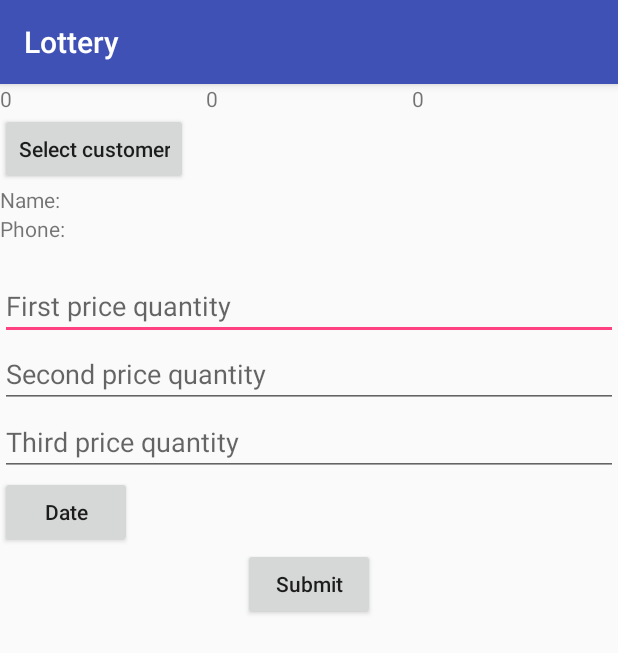
After one commit to Vishnuneelancheri/Lottery, an Android app: the CashInActivity screen opened directly, with no data from a screen before it, on a phone screen of 412 x 824 dp. The commit adds this screen. Shown: the top 653 px of the screen. Run offline under Robolectric (Android 15) with nearby library versions, the phone set to English and light mode, and no system bars.

Commit message:
first commit

```diff
--- a/app/src/main/AndroidManifest.xml
+++ b/app/src/main/AndroidManifest.xml
@@ -20,7 +20,8 @@
         <activity android:name=".add_view_user.AddUserActivity" />
         <activity android:name=".add_view_user.ViewCustomerActivity" />
         <activity android:name=".home.HomeActivity" />
-        <activity android:name=".settings.NewSettingsActivity"></activity>
+        <activity android:name=".settings.NewSettingsActivity" />
+        <activity android:name=".cash_in.CashInActivity" />
     </application>
 
 </manifest>
--- /dev/null
+++ b/app/src/main/java/com/mainproject/vishnu_neelancheri/lottery/cash_in/CashInActivity.java
@@ -0,0 +1,97 @@
+package com.mainproject.vishnu_neelancheri.lottery.cash_in;
+
+import android.app.DatePickerDialog;
+import android.content.Intent;
+import android.support.v7.app.AppCompatActivity;
+import android.os.Bundle;
+import android.view.View;
+import android.widget.DatePicker;
+import android.widget.EditText;
+import android.widget.TextView;
+
+import com.mainproject.vishnu_neelancheri.lottery.R;
+import com.mainproject.vishnu_neelancheri.lottery.add_view_user.CustomerDetails;
+import com.mainproject.vishnu_neelancheri.lottery.add_view_user.ViewCustomerActivity;
+import com.mainproject.vishnu_neelancheri.lottery.dao.SettingsDao;
+import com.mainproject.vishnu_neelancheri.lottery.settings.SettingsDetails;
+
+import java.util.Calendar;
+
+public class CashInActivity extends AppCompatActivity implements View.OnClickListener{
+    private final int SELECT_CUSTOMER_REQUEST = 100;
+    private TextView mTxtName, mTxtPhone, mTxtShortCode;
+    private EditText mEdtFirstPrizeQuantity, mEdtSecondPrizeQuantity, mEdtdThirdPrizeQuantity;
+    @Override
+    protected void onCreate(Bundle savedInstanceState) {
+        super.onCreate(savedInstanceState);
+        setContentView(R.layout.activity_cash_in);
+
+        findViewById( R.id.btn_select_cust ).setOnClickListener( this );
+        findViewById( R.id.btn_choose_date ).setOnClickListener( this );
+        findViewById( R.id.btn_submit ).setOnClickListener( this );
+
+        mTxtName = findViewById( R.id.txt_cust_name );
+        mTxtPhone = findViewById( R.id.txt_cust_phone );
+        mTxtShortCode = findViewById( R.id.txt_cust_code );
+
+        mEdtFirstPrizeQuantity = findViewById( R.id.edt_txt_first_prize_qty );
+        mEdtSecondPrizeQuantity = findViewById( R.id.edt_txt_second_prize_qty );
+        mEdtdThirdPrizeQuantity = findViewById( R.id.edt_txt_third_prize_qty );
+
+        loadSettings();
+    }
+    private void loadSettings(){
+        TextView txtFirstPrize = findViewById( R.id.txt_settings_first_prize );
+        TextView txtSecondPrize = findViewById( R.id.txt_settings_second_prize );
+        TextView txtThirdPrize = findViewById( R.id.txt_settings_third_prize );
+
+        SettingsDetails settingsDetails = SettingsDao.getInstance().getLastSettings( this );
+        txtFirstPrize.setText( Integer.toString( settingsDetails.getFirst_price() ) );
+        txtSecondPrize.setText( Integer.toString( settingsDetails.getSecond_price() ) );
+        txtThirdPrize.setText( Integer.toString( settingsDetails.getThird_price() ) );
+
+    }
+
+    @Override
+    public void onClick( View view ){
+        switch ( view.getId() ){
+            case R.id.btn_select_cust:{
+                Intent intent = new Intent( CashInActivity.this, ViewCustomerActivity.class );
+                Bundle bundle = new Bundle();
+                bundle.putBoolean( getString( R.string.app_name ), true );
+                intent.putExtras( bundle );
+                startActivityForResult( intent, SELECT_CUSTOMER_REQUEST );
+            }
+            break;
+            case R.id.btn_choose_date:{
+                selectDate();
+            }
+            break;
+        }
+    }
+    @Override
+    protected void onActivityResult(int requestCode, int resultCode, Intent data){
+        super.onActivityResult( requestCode, resultCode, data);
+        if ( requestCode == SELECT_CUSTOMER_REQUEST ){
+            if ( resultCode == RESULT_OK ){
+                CustomerDetails customerDetails = data.getParcelableExtra( getString( R.string.app_name ) );
+                if ( customerDetails != null ){
+                    mTxtName.setText( customerDetails.getName() );
+                    mTxtPhone.setText( customerDetails.getMobile() );
+                    mTxtShortCode.setText( customerDetails.getCode() );
+                }
+            }
+        }
+    }
+    private void selectDate(){
+        Calendar calendar = Calendar.getInstance();
+        new DatePickerDialog(CashInActivity.this, new DatePickerDialog.OnDateSetListener() {
+            @Override
+            public void onDateSet(DatePicker datePicker, int i, int i1, int i2) {
+
+            }
+        }, calendar
+                .get(Calendar.YEAR), calendar.get(Calendar.MONTH),
+                calendar.get(Calendar.DAY_OF_MONTH)).show();
+    }
+}
--- a/app/src/main/java/com/mainproject/vishnu_neelancheri/lottery/dao/CustomerDao.java
+++ b/app/src/main/java/com/mainproject/vishnu_neelancheri/lottery/dao/CustomerDao.java
@@ -34,14 +34,16 @@ public class CustomerDao {
     private static final String KEY_MOBILE = "mobile";
     private static final String KEY_EMAIL = "email";
     private static final String KEY_CODE = "customer_code";
+    private static final String KEY_OPENING_BALANCE = "opening_balance";
 
     public static final String SQL_CREATE_ENTRIES_CUSTOMER_TABLE= " CREATE TABLE IF NOT EXISTS "+ TABLE_CUSTOMER+" ( "
             +KEY_ID+ " INTEGER PRIMARY KEY AUTOINCREMENT NOT NULL,"
             +KEY_NAME+ " varchar(200), "
             +KEY_MOBILE+ " varchar(10), "
             +KEY_EMAIL+ " varchar(200), "
+            +KEY_OPENING_BALANCE + " integer, "
             +KEY_CODE+ " varchar(25) UNIQUE NOT NULL )";
-    public   long customerRegistraion(CustomerDetails customerDetails, Context context ){
+    public  long customerRegistraion(CustomerDetails customerDetails, Context context ){
         String[] column = {KEY_ID};
         String selection = KEY_MOBILE + " = ? ";
         String[] selectionArg = { customerDetails.getMobile() };
--- a/app/src/main/java/com/mainproject/vishnu_neelancheri/lottery/dao/SettingsDao.java
+++ b/app/src/main/java/com/mainproject/vishnu_neelancheri/lottery/dao/SettingsDao.java
@@ -4,6 +4,7 @@ import android.content.ContentValues;
 import android.content.Context;
 import android.database.Cursor;
 
+import com.mainproject.vishnu_neelancheri.lottery.cash_in.CashInDetails;
 import com.mainproject.vishnu_neelancheri.lottery.db.LotteryDb;
 import com.mainproject.vishnu_neelancheri.lottery.settings.SettingsDetails;
 
@@ -58,4 +59,19 @@ public class SettingsDao {
         String[] selectionArg = {date};
         return LotteryDb.getInstance( context ).query( TABLE_SETTINGS, column, selectin, selectionArg );
     }
+
+    public SettingsDetails getLastSettings(Context context ){
+        String[] column = { KEY_ID, KEY_PRICE1, KEY_PRICE2, KEY_PRICE3 };
+        String selectin = null;
+        String[] selectionArg = null;
+        Cursor cursor =  LotteryDb.getInstance( context ).query( TABLE_SETTINGS, column, selectin, selectionArg );
+        SettingsDetails settingsDetails = new SettingsDetails();
+        if ( cursor.getCount() > 0 && cursor.moveToLast() ){
+             settingsDetails.setId( cursor.getInt( cursor.getColumnIndex( KEY_ID ) ) );
+             settingsDetails.setFirst_price( cursor.getInt( cursor.getColumnIndex( KEY_PRICE1 ) ) );
+             settingsDetails.setSecond_price( cursor.getInt( cursor.getColumnIndex( KEY_PRICE2 ) ) );
+             settingsDetails.setThird_price( cursor.getInt( cursor.getColumnIndex( KEY_PRICE3 ) ) );
+        }
+        return settingsDetails;
+    }
 }
--- a/app/src/main/java/com/mainproject/vishnu_neelancheri/lottery/settings/NewSettingsActivity.java
+++ b/app/src/main/java/com/mainproject/vishnu_neelancheri/lottery/settings/NewSettingsActivity.java
@@ -76,12 +76,14 @@ public class NewSettingsActivity extends AppCompatActivity implements View.OnCli
             int firstPrice = Integer.parseInt( mEdtTxtFirstPrice.getText().toString() );
             int secondPrice = Integer.parseInt( mEdtTxtSecondPrice.getText().toString() );
             int thirdPrice = Integer.parseInt( mEdtTxtThirdPrice.getText().toString() );
+
             SettingsDetails settingsDetails = new SettingsDetails();
             settingsDetails.setActivated( 1 );
             settingsDetails.setDate( selectedDdate );
             settingsDetails.setFirst_price( firstPrice );
             settingsDetails.setSecond_price( secondPrice );
             settingsDetails.setThird_price( thirdPrice );
+
             long result = SettingsDao.getInstance().settingsRegistraion( settingsDetails, this );
             result++;
         }catch ( Exception e ){
--- /dev/null
+++ b/app/src/main/res/layout/activity_cash_in.xml
@@ -0,0 +1,114 @@
+<?xml version="1.0" encoding="utf-8"?>
+<LinearLayout xmlns:android="http://schemas.android.com/apk/res/android"
+    xmlns:tools="http://schemas.android.com/tools"
+    android:layout_width="match_parent"
+    android:layout_height="match_parent"
+    android:orientation="vertical"
+    tools:context="com.mainproject.vishnu_neelancheri.lottery.cash_in.CashInActivity">
+    <LinearLayout
+        android:layout_width="match_parent"
+        android:layout_height="wrap_content"
+        android:orientation="horizontal">
+        <TextView
+            android:id="@+id/txt_settings_first_prize"
+            android:layout_width="match_parent"
+            android:layout_height="wrap_content"
+            android:layout_weight="1"/>
+        <TextView
+            android:id="@+id/txt_settings_second_prize"
+            android:layout_width="match_parent"
+            android:layout_height="wrap_content"
+            android:layout_weight="1"/>
+        <TextView
+            android:id="@+id/txt_settings_third_prize"
+            android:layout_width="match_parent"
+            android:layout_height="wrap_content"
+            android:layout_weight="1"/>
+    </LinearLayout>
+    <Button
+        android:id="@+id/btn_select_cust"
+        android:layout_width="wrap_content"
+        android:layout_height="wrap_content"
+        android:text="@string/select_customer"
+        android:textAllCaps="false"/>
+    <LinearLayout
+        android:layout_width="match_parent"
+        android:layout_height="wrap_content">
+        <TextView
+            android:layout_width="wrap_content"
+            android:layout_height="wrap_content"
+            android:text="@string/name"/>
+        <TextView
+            android:id="@+id/txt_cust_name"
+            android:layout_width="wrap_content"
+            android:layout_height="wrap_content" />
+    </LinearLayout>
+    <LinearLayout
+        android:layout_width="match_parent"
+        android:layout_height="wrap_content">
+        <TextView
+            android:layout_width="wrap_content"
+            android:layout_height="wrap_content"
+            android:text="@string/phone"/>
+        <TextView
+            android:id="@+id/txt_cust_phone"
+            android:layout_width="wrap_content"
+            android:layout_height="wrap_content" />
+    </LinearLayout>
+    <LinearLayout
+        android:layout_width="match_parent"
+        android:layout_height="wrap_content">
+        <TextView
+            android:layout_width="wrap_content"
+            android:layout_height="wrap_content" />
+        <TextView
+            android:id="@+id/txt_cust_code"
+            android:layout_width="wrap_content"
+            android:layout_height="wrap_content"
+            android:text=""/>
+    </LinearLayout>
+
+    <EditText
+        android:id="@+id/edt_txt_first_prize_qty"
+        android:layout_width="match_parent"
+        android:layout_height="wrap_content"
+        android:hint="@string/first_price_qty"
+        android:inputType="number"
+        />
+    <EditText
+        android:id="@+id/edt_txt_second_prize_qty"
+        android:layout_width="match_parent"
+        android:layout_height="wrap_content"
+        android:hint="@string/second_price_qty"
+        android:inputType="number"
+        />
+    <EditText
+        android:id="@+id/edt_txt_third_prize_qty"
+        android:layout_width="match_parent"
+        android:layout_height="wrap_content"
+        android:hint="@string/third_price_qty"
+        android:inputType="number"
+        />
+    <LinearLayout
+        android:layout_width="match_parent"
+        android:layout_height="wrap_content">
+        <Button
+            android:id="@+id/btn_choose_date"
+            android:layout_width="wrap_content"
+            android:layout_height="wrap_content"
+            android:text="@string/date"
+            android:textAllCaps="false"
+            />
+        <TextView
+            android:id="@+id/txt_selected_date"
+            android:layout_width="wrap_content"
+            android:layout_height="wrap_content"/>
+    </LinearLayout>
+    <Button
+        android:id="@+id/btn_submit"
+        android:layout_width="wrap_content"
+        android:layout_height="wrap_content"
+        android:text="@string/submit"
+        android:textAllCaps="false"
+        android:layout_gravity="center_horizontal"/>
+</LinearLayout>
--- a/app/src/main/res/values/strings.xml
+++ b/app/src/main/res/values/strings.xml
@@ -3,9 +3,9 @@
     <string name="user_name">User name</string>
     <string name="password">Password</string>
     <string name="login">Login</string>
-    <string name="name">Name</string>
-    <string name="phone">Phone</string>
-    <string name="email">E-mail</string>
+    <string name="name">Name:</string>
+    <string name="phone">Phone:</string>
+    <string name="email">E-mail:</string>
     <string name="submit">Submit</string>
     <string name="select">Select</string>
     <string name="delete">Delete</string>
@@ -19,6 +19,10 @@
     <string name="third_price">Third price</string>
     <string name="total_price">Total price</string>
     <string name="add_new_settings">Add new settings</string>
-
+    <string name="first_price_qty">First price quantity</string>
+    <string name="second_price_qty">Second price quantity</string>
+    <string name="third_price_qty">Third price quantity</string>
+    <string name="select_customer">Select customer</string>
+    <string name="cash_in">Cash in</string>
 
 </resources>
```
Also changed, not shown: app/src/main/java/com/mainproject/vishnu_neelancheri/lottery/add_view_user/CustomerDetails.java (+40 -1 lines), app/src/main/java/com/mainproject/vishnu_neelancheri/lottery/add_view_user/ViewCustomerActivity.java (+16 -2 lines), app/src/main/java/com/mainproject/vishnu_neelancheri/lottery/cash_in/CashInDetails.java (added, +72 -0 lines), app/src/main/java/com/mainproject/vishnu_neelancheri/lottery/dao/CustomerCashInDao.java (added, +56 -0 lines), app/src/main/java/com/mainproject/vishnu_neelancheri/lottery/home/HomeActivity.java (+10 -0 lines), app/src/main/res/layout/activity_home.xml (+7 -0 lines).
